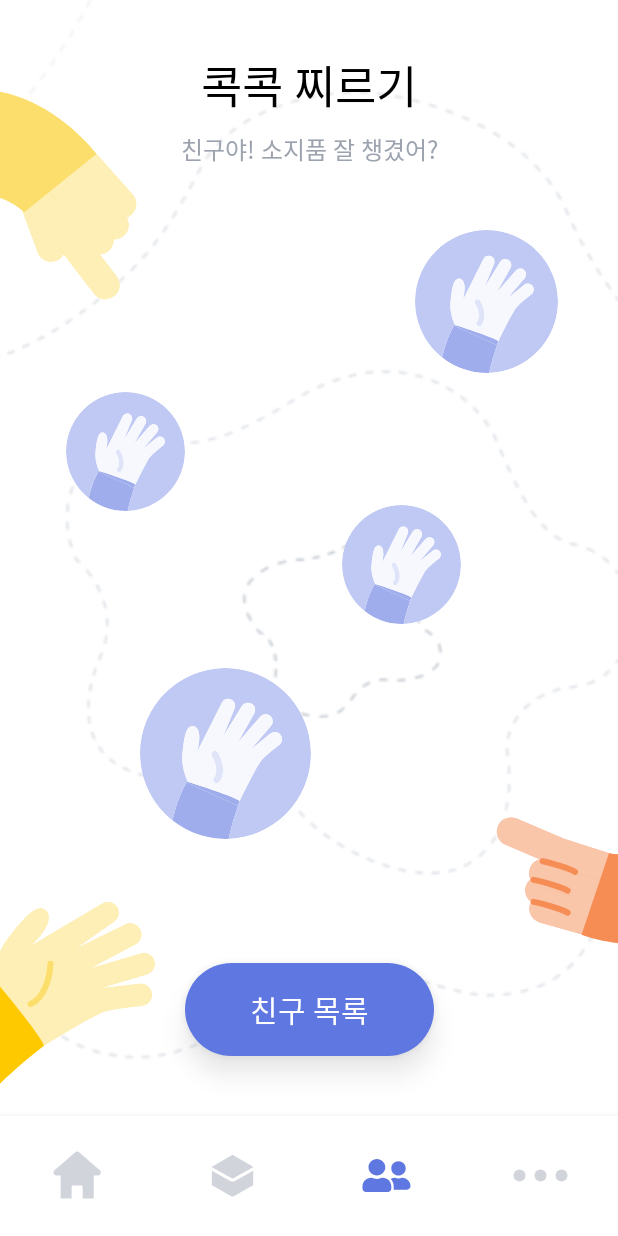
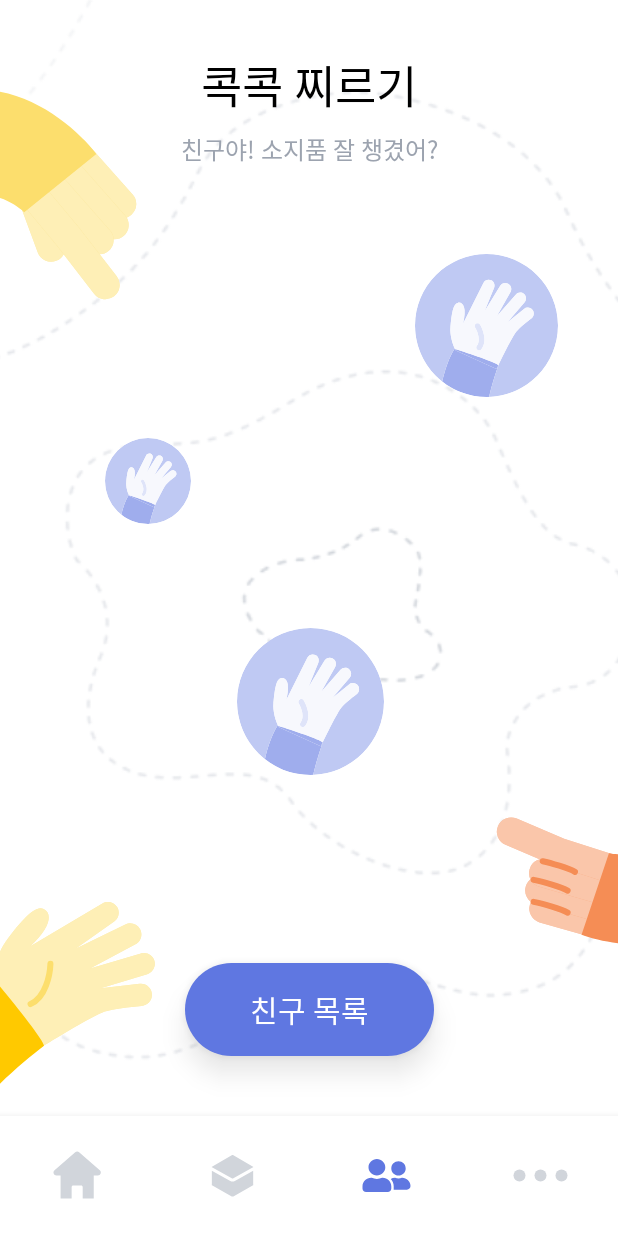
Before and after one commit to Oops-Team/Oops-Android, an Android app: the StingFragment screen opened through its navigation route, on a phone screen of 412 x 824 dp. Run offline under Robolectric (Android 15) with nearby library versions, the phone set to English and light mode, and no system bars; our stand-ins replace FlexboxLayout, navigation-ui; libraries missing offline, so code that uses them is left out: com.google.android.flexbox, com.prolificinteractive.materialcalendarview; 10 statements that could not run were skipped.

Commit message:
Feat: 친구 3명일 때 프로필 위치 구현 #9

```diff
--- a/Oops-Android/app/src/main/res/layout/fragment_sting.xml
+++ b/Oops-Android/app/src/main/res/layout/fragment_sting.xml
@@ -66,6 +66,80 @@
         app:layout_constraintTop_toTopOf="parent"
         app:layout_constraintStart_toStartOf="parent"/>
 
+    <!-- 친구 3명 일 때 -->
+    <androidx.constraintlayout.widget.ConstraintLayout
+        android:id="@+id/cLayout_sting_friends_3"
+        android:layout_width="0dp"
+        android:layout_height="0dp"
+        android:layout_marginTop="58dp"
+        android:layout_marginBottom="119dp"
+        app:layout_constraintTop_toBottomOf="@id/tv_sting_sub_title"
+        app:layout_constraintStart_toStartOf="parent"
+        app:layout_constraintEnd_toEndOf="parent"
+        app:layout_constraintBottom_toTopOf="@id/btn_sting_friends">
+
+        <!-- 친구 3-1 -->
+        <androidx.cardview.widget.CardView
+            android:id="@+id/cv_sting_friend3_1"
+            android:layout_width="wrap_content"
+            android:layout_height="wrap_content"
+            android:layout_marginEnd="40dp"
+            app:cardCornerRadius="100dp"
+            android:scaleType="centerCrop"
+            app:cardElevation="@null"
+            app:layout_constraintTop_toTopOf="parent"
+            app:layout_constraintEnd_toEndOf="parent">
+            <ImageView
+                android:id="@+id/iv_sting_friend3_1"
+                android:layout_width="95dp"
+                android:layout_height="95dp"
+                android:src="@drawable/ic_friends_profile_default_50"/>
+        </androidx.cardview.widget.CardView>
+
+        <!-- 친구 3-2 -->
+        <androidx.cardview.widget.CardView
+            android:id="@+id/cv_sting_friend3_2"
+            android:layout_width="wrap_content"
+            android:layout_height="wrap_content"
+            app:cardCornerRadius="100dp"
+            android:scaleType="centerCrop"
+            app:cardElevation="@null"
+            android:layout_marginTop="21dp"
+            android:layout_marginStart="70dp"
+            app:layout_constraintTop_toBottomOf="@id/cv_sting_friend3_1"
+            app:layout_constraintStart_toStartOf="parent"
+            app:layout_constraintBottom_toTopOf="@id/cv_sting_friend3_3">
+
+            <ImageView
+                android:id="@+id/iv_sting_friend3_2"
+                android:layout_width="57dp"
+                android:layout_height="57dp"
+                android:src="@drawable/ic_friends_profile_default_50"/>
+        </androidx.cardview.widget.CardView>
+
+        <!-- 친구 3-3 -->
+        <androidx.cardview.widget.CardView
+            android:id="@+id/cv_sting_friend3_3"
+            android:layout_width="wrap_content"
+            android:layout_height="wrap_content"
+            app:cardCornerRadius="100dp"
+            android:scaleType="centerCrop"
+            app:cardElevation="@null"
+            android:layout_marginTop="63dp"
+            android:layout_marginEnd="125dp"
+            app:layout_constraintTop_toBottomOf="@id/cv_sting_friend3_2"
+            app:layout_constraintStart_toEndOf="@id/cv_sting_friend3_2"
+            app:layout_constraintEnd_toEndOf="parent"
+            app:layout_constraintBottom_toBottomOf="parent">
+
+            <ImageView
+                android:id="@+id/iv_sting_friend3_3"
+                android:layout_width="98dp"
+                android:layout_height="98dp"
+                android:src="@drawable/ic_friends_profile_default_50"/>
+        </androidx.cardview.widget.CardView>
+    </androidx.constraintlayout.widget.ConstraintLayout>
+
     <!-- 친구 4명 일 때 -->
     <androidx.constraintlayout.widget.ConstraintLayout
         android:id="@+id/cLayout_sting_friends_4"
@@ -73,6 +147,7 @@
         android:layout_height="0dp"
         android:layout_marginTop="42dp"
         android:layout_marginBottom="48dp"
+        android:visibility="invisible"
         app:layout_constraintTop_toBottomOf="@id/tv_sting_sub_title"
         app:layout_constraintStart_toStartOf="parent"
         app:layout_constraintEnd_toEndOf="parent"
@@ -168,7 +243,7 @@
         android:layout_height="0dp"
         android:layout_marginTop="42dp"
         android:layout_marginBottom="35dp"
-        android:visibility="gone"
+        android:visibility="invisible"
         app:layout_constraintTop_toBottomOf="@id/tv_sting_sub_title"
         app:layout_constraintStart_toStartOf="parent"
         app:layout_constraintEnd_toEndOf="parent"
```
